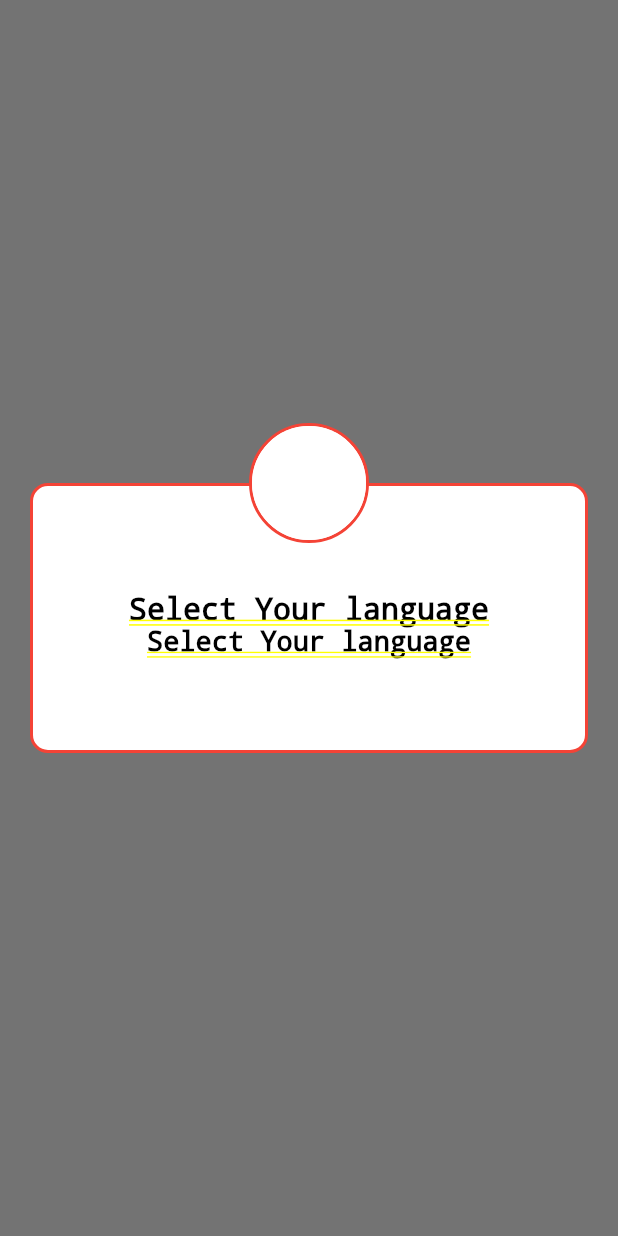
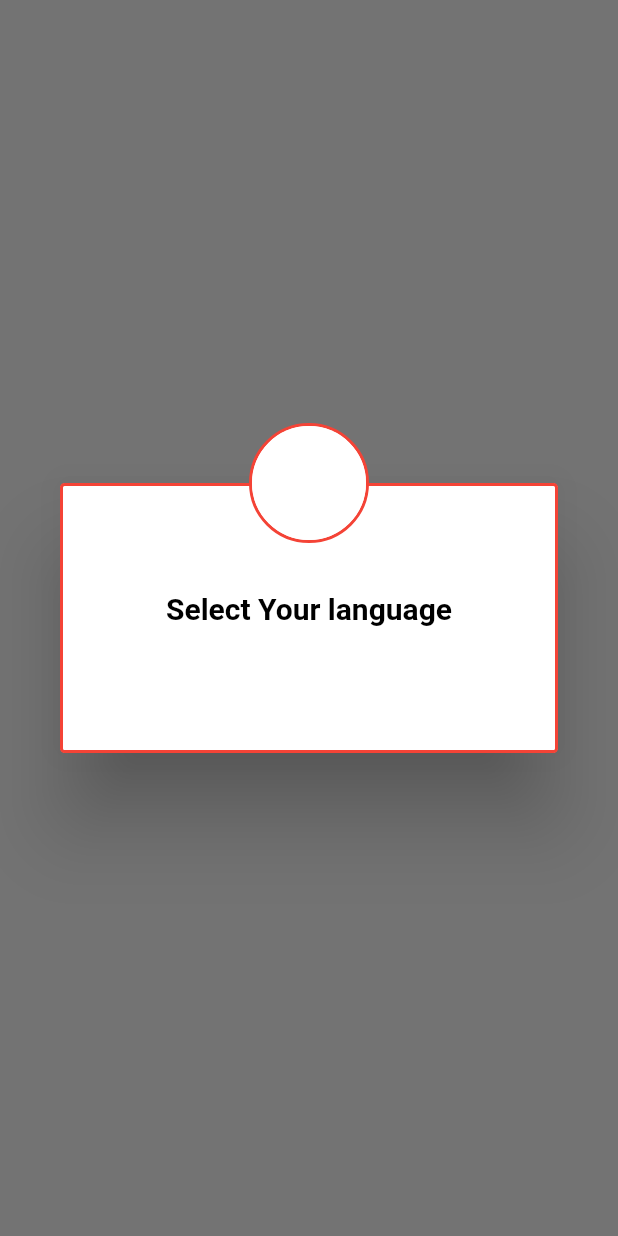
Before and after one commit to xaakib/weva_app, a Flutter app: the screen it shows after launch, after a tap on "Select Your Language", on a phone screen of 412 x 824 dp. Run offline on Flutter 3.47's test engine with Material 2 defaults, Android fonts, the phone set to English and light mode, and no system bars.

Commit message:
cusmtom diyalog done ui

```diff
--- a/lib/screens/mainscreen.dart
+++ b/lib/screens/mainscreen.dart
@@ -11,17 +11,16 @@ class MainScreen extends StatelessWidget {
           showDialog(
               context: context,
               builder: (conetx) {
-                return Center(
+                return Dialog(
                   child: Stack(
                     overflow: Overflow.visible,
                     alignment: Alignment.topCenter,
                     children: [
                       Container(
-                        margin: EdgeInsets.symmetric(horizontal: 20),
                         height: 180,
                         decoration: BoxDecoration(
                           color: Colors.white,
-                          borderRadius: BorderRadius.circular(12),
+                          borderRadius: BorderRadius.circular(3),
                           border: Border.all(
                             color: Colors.red, //
                             width: 2.0,
@@ -39,14 +38,6 @@ class MainScreen extends StatelessWidget {
                                 color: Colors.black,
                                 fontWeight: FontWeight.w700,
                                 fontSize: 20,
-                              ),
-                            ),
-                            Text(
-                              "Select Your language",
-                              style: TextStyle(
-                                color: Colors.black,
-                                fontWeight: FontWeight.w700,
-                                fontSize: 18,
                               ),
                             ),
                           ],
```
